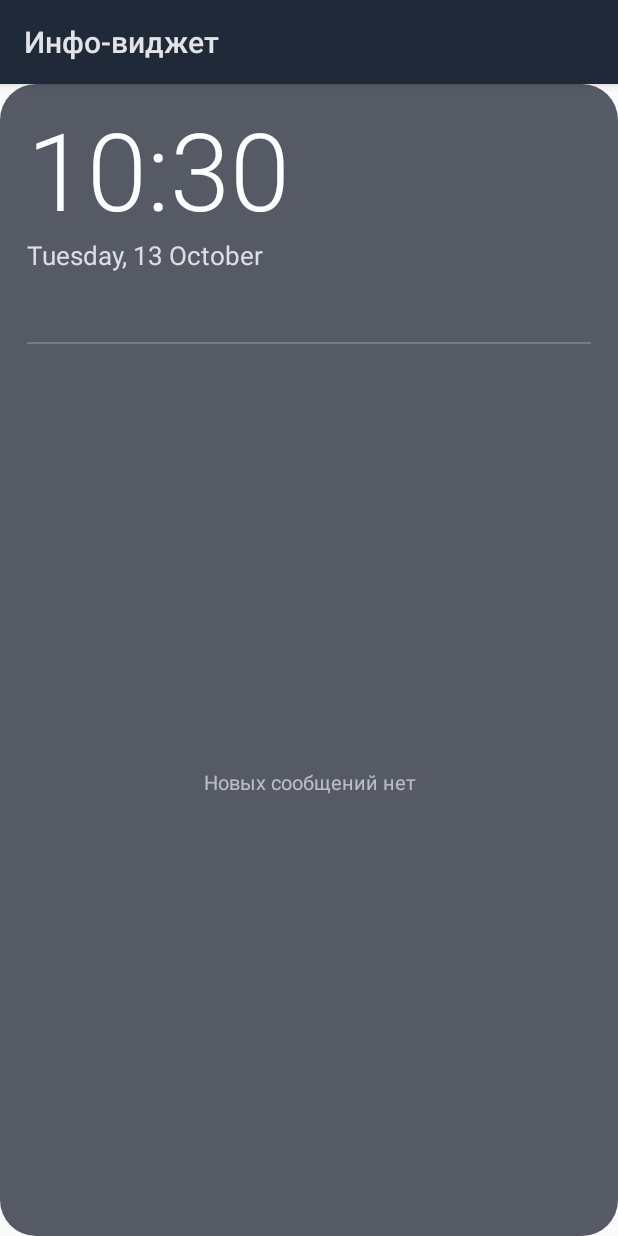
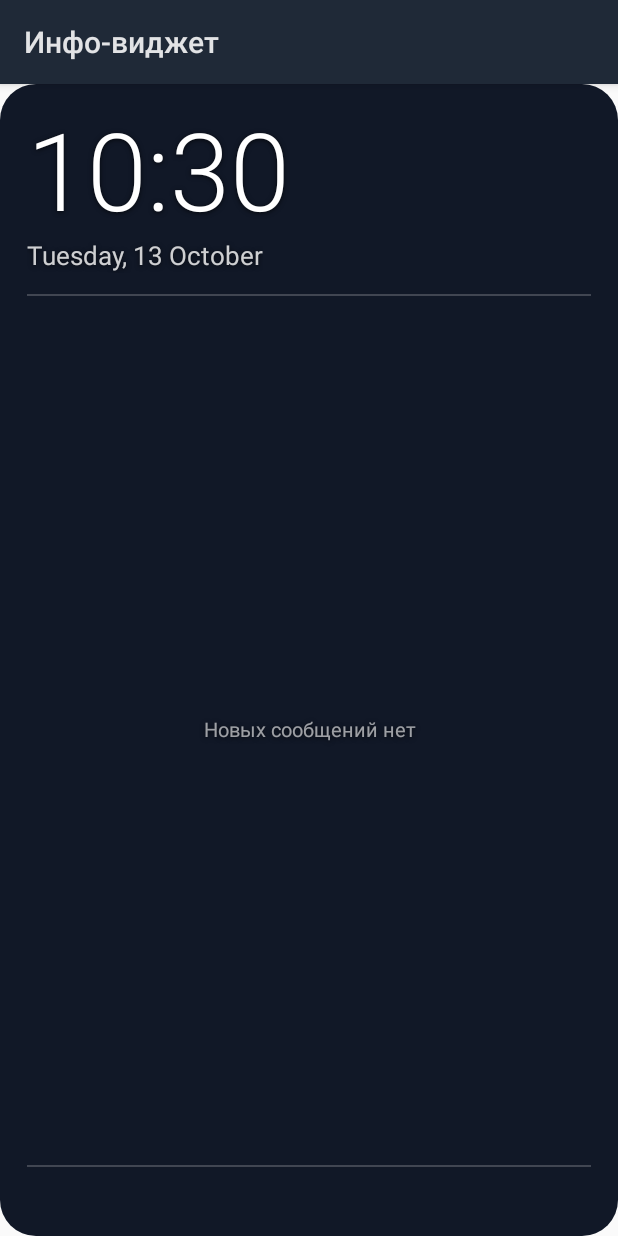
Before and after one commit to staschig-dotcom/staschig, an Android app: the layout widget_info.xml on its own in the app's theme, with its tools: preview values and no code run, on a phone screen of 412 x 824 dp. Run offline under Robolectric (Android 15) with nearby library versions, the phone set to English and light mode, and no system bars.

Commit message:
Widget: calendar moved to the bottom, adjustable background transparency
Background is a separate ImageView whose alpha comes from settings (keeps rounded
corners); text gets a soft shadow so it stays readable on light wallpapers.

Co-Authored-By: Claude Opus 5.5 <noreply@anthropic.com>
Claude-Session: https://claude.ai/code/session_014do3y2UG6K9bRypbDQwyiw

```diff
--- a/widget/src/main/java/ru/staschig/widget/Prefs.kt
+++ b/widget/src/main/java/ru/staschig/widget/Prefs.kt
@@ -27,4 +27,11 @@ object Prefs {
     fun setWeather(ctx: Context, w: Weather) {
         sp(ctx).edit().putString("weather", w.toJson()).apply()
     }
+
+    /** Непрозрачность фона виджета, 0–100 %. */
+    fun bgOpacity(ctx: Context): Int = sp(ctx).getInt("bg_opacity", 70)
+
+    fun setBgOpacity(ctx: Context, percent: Int) {
+        sp(ctx).edit().putInt("bg_opacity", percent.coerceIn(0, 100)).apply()
+    }
 }
--- a/widget/src/main/java/ru/staschig/widget/SettingsActivity.kt
+++ b/widget/src/main/java/ru/staschig/widget/SettingsActivity.kt
@@ -12,6 +12,7 @@ import android.view.View
 import android.view.inputmethod.EditorInfo
 import android.widget.Button
 import android.widget.EditText
+import android.widget.SeekBar
 import android.widget.TextView
 import android.widget.Toast
 import java.io.IOException
@@ -55,6 +56,23 @@ class SettingsActivity : Activity() {
         findViewById<Button>(R.id.miui_autostart).setOnClickListener { Xiaomi.openAutostart(this) }
         findViewById<Button>(R.id.miui_battery).setOnClickListener { Xiaomi.openAppDetails(this) }
         findViewById<View>(R.id.miui_block).visibility = if (Xiaomi.isXiaomi) View.VISIBLE else View.GONE
+
+        val opacityLabel = findViewById<TextView>(R.id.opacity_label)
+        val opacitySeek = findViewById<SeekBar>(R.id.opacity_seek)
+        // Ползунок — прозрачность (вправо = прозрачнее), в настройках храним непрозрачность.
+        fun showOpacity(transparency: Int) {
+            opacityLabel.text = "Прозрачность фона: $transparency%" + if (transparency == 100) " (только текст с тенью)" else ""
+        }
+        opacitySeek.progress = 100 - Prefs.bgOpacity(this)
+        showOpacity(opacitySeek.progress)
+        opacitySeek.setOnSeekBarChangeListener(object : SeekBar.OnSeekBarChangeListener {
+            override fun onProgressChanged(bar: SeekBar, progress: Int, fromUser: Boolean) = showOpacity(progress)
+            override fun onStartTrackingTouch(bar: SeekBar) {}
+            override fun onStopTrackingTouch(bar: SeekBar) {
+                Prefs.setBgOpacity(this@SettingsActivity, 100 - bar.progress)
+                Widgets.updateAll(this@SettingsActivity)
+            }
+        })
 
         val pin = findViewById<Button>(R.id.pin_button)
         val manager = AppWidgetManager.getInstance(this)
--- a/widget/src/main/java/ru/staschig/widget/Widgets.kt
+++ b/widget/src/main/java/ru/staschig/widget/Widgets.kt
@@ -39,6 +39,7 @@ object Widgets {
 
     fun build(ctx: Context, widgetId: Int): RemoteViews {
         val v = RemoteViews(ctx.packageName, R.layout.widget_info)
+        v.setInt(R.id.widget_bg, "setImageAlpha", Prefs.bgOpacity(ctx) * 255 / 100)
 
         // Часы: нажатие открывает будильники.
         v.setOnClickPendingIntent(
--- a/widget/src/main/res/drawable/widget_bg.xml
+++ b/widget/src/main/res/drawable/widget_bg.xml
@@ -1,5 +1,5 @@
 <?xml version="1.0" encoding="utf-8"?>
 <shape xmlns:android="http://schemas.android.com/apk/res/android" android:shape="rectangle">
-    <solid android:color="#B3111827" />
+    <solid android:color="#FF111827" />
     <corners android:radius="24dp" />
 </shape>
--- a/widget/src/main/res/layout/activity_settings.xml
+++ b/widget/src/main/res/layout/activity_settings.xml
@@ -99,6 +99,18 @@
             android:layout_marginTop="4dp"
             android:text="Виджет занимает весь экран (4×6). Сначала сделайте пустой экран: долгое нажатие на рабочем столе → пролистайте вправо до пустой страницы (или уберите с главного экрана значки). Затем нажмите кнопку ниже или: долгое нажатие → Виджеты → «Инфо-виджет». Если не встал на весь экран — долгое нажатие на виджет и растяните за края." />
 
+        <TextView
+            android:id="@+id/opacity_label"
+            android:layout_width="wrap_content"
+            android:layout_height="wrap_content"
+            android:layout_marginTop="12dp" />
+
+        <SeekBar
+            android:id="@+id/opacity_seek"
+            android:layout_width="match_parent"
+            android:layout_height="wrap_content"
+            android:max="100" />
+
         <Button
             android:id="@+id/pin_button"
             android:layout_width="wrap_content"
--- a/widget/src/main/res/layout/widget_info.xml
+++ b/widget/src/main/res/layout/widget_info.xml
@@ -1,11 +1,23 @@
 <?xml version="1.0" encoding="utf-8"?>
-<LinearLayout xmlns:android="http://schemas.android.com/apk/res/android"
+<FrameLayout xmlns:android="http://schemas.android.com/apk/res/android"
     android:id="@+id/widget_root"
     android:layout_width="match_parent"
-    android:layout_height="match_parent"
-    android:background="@drawable/widget_bg"
-    android:orientation="vertical"
-    android:padding="18dp">
+    android:layout_height="match_parent">
+
+    <!-- Подложка отдельной картинкой: ее прозрачность меняется из настроек (setImageAlpha), а углы остаются скругленными. -->
+    <ImageView
+        android:id="@+id/widget_bg"
+        android:layout_width="match_parent"
+        android:layout_height="match_parent"
+        android:importantForAccessibility="no"
+        android:scaleType="fitXY"
+        android:src="@drawable/widget_bg" />
+
+    <LinearLayout
+        android:layout_width="match_parent"
+        android:layout_height="match_parent"
+        android:orientation="vertical"
+        android:padding="18dp">
 
     <LinearLayout
         android:layout_width="match_parent"
@@ -22,6 +34,9 @@
 
             <TextClock
                 android:id="@+id/clock"
+                android:shadowColor="#AA000000"
+                android:shadowDy="1"
+                android:shadowRadius="4"
                 android:layout_width="wrap_content"
                 android:layout_height="wrap_content"
                 android:fontFamily="sans-serif-light"
@@ -33,6 +48,9 @@
 
             <TextClock
                 android:id="@+id/date"
+                android:shadowColor="#AA000000"
+                android:shadowDy="1"
+                android:shadowRadius="4"
                 android:layout_width="wrap_content"
                 android:layout_height="wrap_content"
                 android:format12Hour="EEEE, d MMMM"
@@ -52,6 +70,9 @@
 
             <TextView
                 android:id="@+id/weather_main"
+                android:shadowColor="#AA000000"
+                android:shadowDy="1"
+                android:shadowRadius="4"
                 android:layout_width="wrap_content"
                 android:layout_height="wrap_content"
                 android:singleLine="true"
@@ -60,6 +81,9 @@
 
             <TextView
                 android:id="@+id/weather_desc"
+                android:shadowColor="#AA000000"
+                android:shadowDy="1"
+                android:shadowRadius="4"
                 android:layout_width="wrap_content"
                 android:layout_height="wrap_content"
                 android:gravity="end"
@@ -70,82 +94,11 @@
         </LinearLayout>
     </LinearLayout>
 
-    <LinearLayout
-        android:id="@+id/events_block"
-        android:layout_width="match_parent"
-        android:layout_height="wrap_content"
-        android:layout_marginTop="14dp"
-        android:orientation="vertical">
-
-        <TextView
-            android:id="@+id/event_0"
-            android:layout_width="match_parent"
-            android:layout_height="wrap_content"
-            android:ellipsize="end"
-            android:paddingTop="3dp"
-            android:singleLine="true"
-            android:textColor="#FFFFFFFF"
-            android:textSize="15sp"
-            android:visibility="gone" />
-
-        <TextView
-            android:id="@+id/event_1"
-            android:layout_width="match_parent"
-            android:layout_height="wrap_content"
-            android:ellipsize="end"
-            android:paddingTop="3dp"
-            android:singleLine="true"
-            android:textColor="#FFFFFFFF"
-            android:textSize="15sp"
-            android:visibility="gone" />
-
-        <TextView
-            android:id="@+id/event_2"
-            android:layout_width="match_parent"
-            android:layout_height="wrap_content"
-            android:ellipsize="end"
-            android:paddingTop="3dp"
-            android:singleLine="true"
-            android:textColor="#FFFFFFFF"
-            android:textSize="15sp"
-            android:visibility="gone" />
-
-        <TextView
-            android:id="@+id/event_3"
-            android:layout_width="match_parent"
-            android:layout_height="wrap_content"
-            android:ellipsize="end"
-            android:paddingTop="3dp"
-            android:singleLine="true"
-            android:textColor="#FFFFFFFF"
-            android:textSize="15sp"
-            android:visibility="gone" />
-
-        <TextView
-            android:id="@+id/event_4"
-            android:layout_width="match_parent"
-            android:layout_height="wrap_content"
-            android:ellipsize="end"
-            android:paddingTop="3dp"
-            android:singleLine="true"
-            android:textColor="#FFFFFFFF"
-            android:textSize="15sp"
-            android:visibility="gone" />
-
-        <TextView
-            android:id="@+id/events_hint"
-            android:layout_width="match_parent"
-            android:layout_height="wrap_content"
-            android:paddingTop="3dp"
-            android:singleLine="true"
-            android:textColor="#99FFFFFF"
-            android:textSize="13sp" />
-    </LinearLayout>
 
     <ImageView
         android:layout_width="match_parent"
         android:layout_height="1dp"
-        android:layout_marginTop="10dp"
+        android:layout_marginTop="14dp"
         android:layout_marginBottom="8dp"
         android:background="#33FFFFFF"
         android:importantForAccessibility="no" />
@@ -165,6 +118,9 @@
 
         <TextView
             android:id="@+id/messages_empty"
+            android:shadowColor="#AA000000"
+            android:shadowDy="1"
+            android:shadowRadius="4"
             android:layout_width="match_parent"
             android:layout_height="match_parent"
             android:gravity="center"
@@ -172,4 +128,104 @@
             android:textColor="#99FFFFFF"
             android:textSize="13sp" />
     </FrameLayout>
+
+    <ImageView
+        android:id="@+id/events_divider"
+        android:layout_width="match_parent"
+        android:layout_height="1dp"
+        android:layout_marginTop="10dp"
+        android:layout_marginBottom="6dp"
+        android:background="#33FFFFFF"
+        android:importantForAccessibility="no" />
+
+    <LinearLayout
+        android:id="@+id/events_block"
+        android:layout_width="match_parent"
+        android:layout_height="wrap_content"
+        android:layout_marginTop="0dp"
+        android:orientation="vertical">
+
+        <TextView
+            android:id="@+id/event_0"
+            android:shadowColor="#AA000000"
+            android:shadowDy="1"
+            android:shadowRadius="4"
+            android:layout_width="match_parent"
+            android:layout_height="wrap_content"
+            android:ellipsize="end"
+            android:paddingTop="3dp"
+            android:singleLine="true"
+            android:textColor="#FFFFFFFF"
+            android:textSize="15sp"
+            android:visibility="gone" />
+
+        <TextView
+            android:id="@+id/event_1"
+            android:shadowColor="#AA000000"
+            android:shadowDy="1"
+            android:shadowRadius="4"
+            android:layout_width="match_parent"
+            android:layout_height="wrap_content"
+            android:ellipsize="end"
+            android:paddingTop="3dp"
+            android:singleLine="true"
+            android:textColor="#FFFFFFFF"
+            android:textSize="15sp"
+            android:visibility="gone" />
+
+        <TextView
+            android:id="@+id/event_2"
+            android:shadowColor="#AA000000"
+            android:shadowDy="1"
+            android:shadowRadius="4"
+            android:layout_width="match_parent"
+            android:layout_height="wrap_content"
+            android:ellipsize="end"
+            android:paddingTop="3dp"
+            android:singleLine="true"
+            android:textColor="#FFFFFFFF"
+            android:textSize="15sp"
+            android:visibility="gone" />
+
+        <TextView
+            android:id="@+id/event_3"
+            android:shadowColor="#AA000000"
+            android:shadowDy="1"
+            android:shadowRadius="4"
+            android:layout_width="match_parent"
+            android:layout_height="wrap_content"
+            android:ellipsize="end"
+            android:paddingTop="3dp"
+            android:singleLine="true"
+            android:textColor="#FFFFFFFF"
+            android:textSize="15sp"
+            android:visibility="gone" />
+
+        <TextView
+            android:id="@+id/event_4"
+            android:shadowColor="#AA000000"
+            android:shadowDy="1"
+            android:shadowRadius="4"
+            android:layout_width="match_parent"
+            android:layout_height="wrap_content"
+            android:ellipsize="end"
+            android:paddingTop="3dp"
+            android:singleLine="true"
+            android:textColor="#FFFFFFFF"
+            android:textSize="15sp"
+            android:visibility="gone" />
+
+        <TextView
+            android:id="@+id/events_hint"
+            android:shadowColor="#AA000000"
+            android:shadowDy="1"
+            android:shadowRadius="4"
+            android:layout_width="match_parent"
+            android:layout_height="wrap_content"
+            android:paddingTop="3dp"
+            android:singleLine="true"
+            android:textColor="#99FFFFFF"
+            android:textSize="13sp" />
+    </LinearLayout>
 </LinearLayout>
+</FrameLayout>
--- a/widget/src/main/res/layout/widget_message_item.xml
+++ b/widget/src/main/res/layout/widget_message_item.xml
@@ -28,6 +28,9 @@
 
             <TextView
                 android:id="@+id/msg_app"
+                android:shadowColor="#AA000000"
+                android:shadowDy="1"
+                android:shadowRadius="4"
                 android:layout_width="0dp"
                 android:layout_height="wrap_content"
                 android:layout_weight="1"
@@ -38,6 +41,9 @@
 
             <TextView
                 android:id="@+id/msg_time"
+                android:shadowColor="#AA000000"
+                android:shadowDy="1"
+                android:shadowRadius="4"
                 android:layout_width="wrap_content"
                 android:layout_height="wrap_content"
                 android:paddingStart="6dp"
@@ -47,6 +53,9 @@
 
         <TextView
             android:id="@+id/msg_title"
+            android:shadowColor="#AA000000"
+            android:shadowDy="1"
+            android:shadowRadius="4"
             android:layout_width="match_parent"
             android:layout_height="wrap_content"
             android:ellipsize="end"
@@ -57,6 +66,9 @@
 
         <TextView
             android:id="@+id/msg_text"
+            android:shadowColor="#AA000000"
+            android:shadowDy="1"
+            android:shadowRadius="4"
             android:layout_width="match_parent"
             android:layout_height="wrap_content"
             android:ellipsize="end"
```
